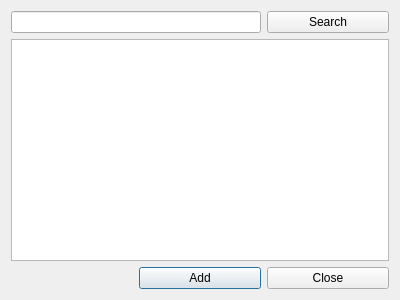
Before: the Qt Designer form src/CSearchDialog.ui in vojtad/uloz-to-client, drawn with Qt 5.
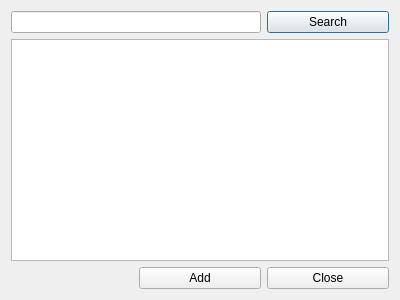
After: the same form once the commit is applied.

Commit message: * search instead of closing search dialog on Enter (Return)

```diff
--- a/src/CSearchDialog.ui
+++ b/src/CSearchDialog.ui
@@ -35,6 +35,9 @@
      <property name="text">
       <string>Add</string>
      </property>
+     <property name="autoDefault">
+      <bool>false</bool>
+     </property>
     </widget>
    </item>
    <item row="2" column="2">
@@ -49,6 +52,12 @@
      <property name="text">
       <string>Search</string>
      </property>
+     <property name="autoDefault">
+      <bool>false</bool>
+     </property>
+     <property name="default">
+      <bool>true</bool>
+     </property>
     </widget>
    </item>
   </layout>
```
Left out of the diff: 3 changed lines with no effect on the pictures.
